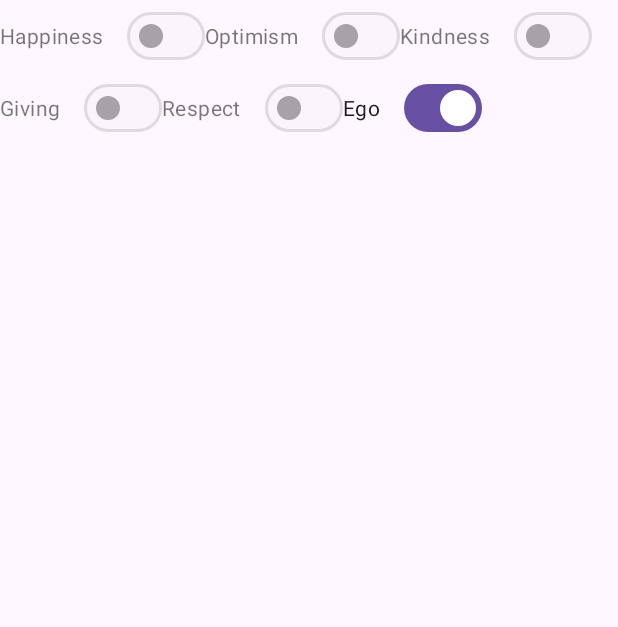
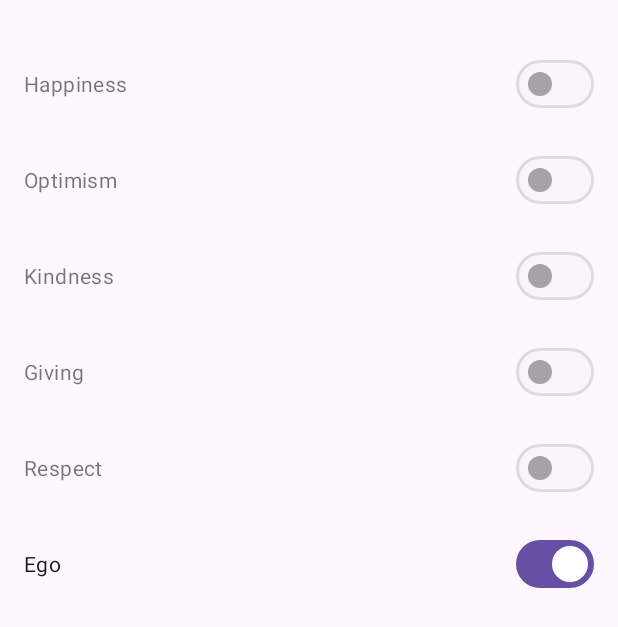
Before and after one commit to bymaskeli53/KekodFirstWeekProject, an Android app: the screen it shows after launch (MainActivity), on a phone screen of 412 x 824 dp. Shown: the top 627 px of the screen. Run offline under Robolectric (Android 15) with nearby library versions, the phone set to English and light mode, and no system bars; our stand-ins replace navigation-ui.

Commit message:
Change home screen design for better looking

```diff
--- a/app/src/main/java/com/example/kekodfirstweekproject/HomeFragment.kt
+++ b/app/src/main/java/com/example/kekodfirstweekproject/HomeFragment.kt
@@ -11,6 +11,7 @@ import android.widget.CompoundButton
 import android.widget.Toast
 import androidx.core.view.isVisible
 import androidx.core.view.size
+import androidx.transition.TransitionInflater
 
 import com.example.kekodfirstweekproject.databinding.FragmentHomeBinding
 import com.google.android.material.bottomnavigation.BottomNavigationMenuView
@@ -24,6 +25,8 @@ class HomeFragment :
 
 
     private lateinit var bottomNavigationView: BottomNavigationView
+
+
 
 
     override fun onViewCreated(view: View, savedInstanceState: Bundle?) {
--- a/app/src/main/res/layout/fragment_home.xml
+++ b/app/src/main/res/layout/fragment_home.xml
@@ -3,62 +3,80 @@
     xmlns:app="http://schemas.android.com/apk/res-auto"
     xmlns:tools="http://schemas.android.com/tools"
     android:layout_width="match_parent"
-    android:layout_height="match_parent">
+    android:layout_height="match_parent"
+    android:padding="16dp"
+    tools:context=".MainActivity">
 
     <com.google.android.material.materialswitch.MaterialSwitch
         android:id="@+id/switchHappiness"
-        android:layout_width="wrap_content"
+        android:layout_width="0dp"
         android:layout_height="wrap_content"
         android:enabled="false"
         android:text="Happiness"
+        app:layout_constraintTop_toTopOf="parent"
         app:layout_constraintStart_toStartOf="parent"
-        app:layout_constraintTop_toTopOf="parent" />
+        app:layout_constraintEnd_toEndOf="parent"
+        app:layout_constraintHorizontal_weight="1"
+        android:layout_marginTop="16dp"/>
+
+    <com.google.android.material.materialswitch.MaterialSwitch
+        android:id="@+id/switchOptimism"
+        android:layout_width="0dp"
+        android:layout_height="wrap_content"
+        android:enabled="false"
+        android:text="Optimism"
+        app:layout_constraintTop_toBottomOf="@id/switchHappiness"
+        app:layout_constraintStart_toStartOf="parent"
+        app:layout_constraintEnd_toEndOf="parent"
+        app:layout_constraintHorizontal_weight="1"
+        android:layout_marginTop="16dp"/>
 
     <com.google.android.material.materialswitch.MaterialSwitch
         android:id="@+id/switchKindness"
-        android:layout_width="wrap_content"
+        android:layout_width="0dp"
         android:layout_height="wrap_content"
-
         android:enabled="false"
         android:text="Kindness"
-        app:layout_constraintStart_toEndOf="@+id/switchOptimism"
-        app:layout_constraintTop_toTopOf="parent" />
-
-    <com.google.android.material.materialswitch.MaterialSwitch
-        android:id="@+id/switchOptimism"
-        android:layout_width="wrap_content"
-        android:layout_height="wrap_content"
-        android:enabled="false"
-        android:text="Optimism"
-
-        app:layout_constraintHorizontal_bias="0.474"
-        app:layout_constraintStart_toEndOf="@+id/switchHappiness"
-        app:layout_constraintTop_toTopOf="parent" />
+        app:layout_constraintTop_toBottomOf="@id/switchOptimism"
+        app:layout_constraintStart_toStartOf="parent"
+        app:layout_constraintEnd_toEndOf="parent"
+        app:layout_constraintHorizontal_weight="1"
+        android:layout_marginTop="16dp"/>
 
     <com.google.android.material.materialswitch.MaterialSwitch
         android:id="@+id/switchGiving"
-        android:layout_width="wrap_content"
+        android:layout_width="0dp"
         android:layout_height="wrap_content"
         android:enabled="false"
         android:text="Giving"
+        app:layout_constraintTop_toBottomOf="@id/switchKindness"
         app:layout_constraintStart_toStartOf="parent"
-        app:layout_constraintTop_toBottomOf="@+id/switchHappiness" />
+        app:layout_constraintEnd_toEndOf="parent"
+        app:layout_constraintHorizontal_weight="1"
+        android:layout_marginTop="16dp"/>
 
     <com.google.android.material.materialswitch.MaterialSwitch
         android:id="@+id/switchRespect"
-        android:layout_width="wrap_content"
+        android:layout_width="0dp"
         android:layout_height="wrap_content"
         android:enabled="false"
         android:text="Respect"
-        app:layout_constraintStart_toEndOf="@+id/switchGiving"
-        app:layout_constraintTop_toBottomOf="@+id/switchOptimism" />
+        app:layout_constraintTop_toBottomOf="@id/switchGiving"
+        app:layout_constraintStart_toStartOf="parent"
+        app:layout_constraintEnd_toEndOf="parent"
+        app:layout_constraintHorizontal_weight="1"
+        android:layout_marginTop="16dp"/>
 
     <com.google.android.material.materialswitch.MaterialSwitch
         android:id="@+id/switchEgo"
-        android:layout_width="wrap_content"
+        android:layout_width="0dp"
         android:layout_height="wrap_content"
         android:checked="true"
         android:text="Ego"
-        app:layout_constraintStart_toEndOf="@+id/switchRespect"
-        app:layout_constraintTop_toBottomOf="@+id/switchKindness" />
+        app:layout_constraintTop_toBottomOf="@id/switchRespect"
+        app:layout_constraintStart_toStartOf="parent"
+        app:layout_constraintEnd_toEndOf="parent"
+        app:layout_constraintHorizontal_weight="1"
+        android:layout_marginTop="16dp"/>
+
 </androidx.constraintlayout.widget.ConstraintLayout>
```
